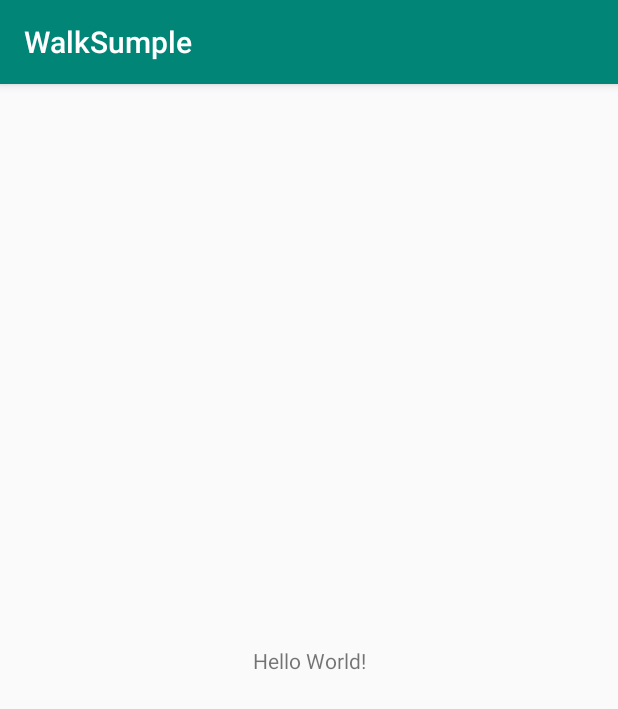
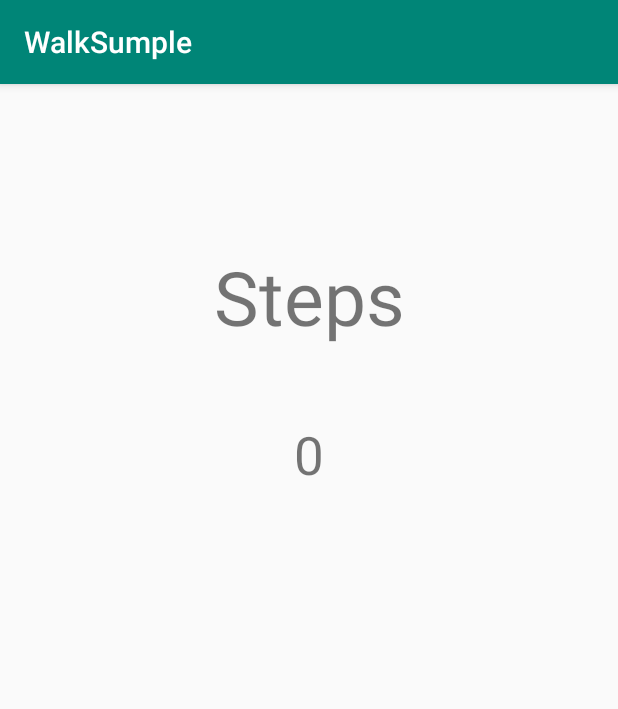
Before and after one commit to bmi36/WalkSumple, an Android app: the screen it shows after launch (MainActivity), on a phone screen of 412 x 824 dp. Shown: the top 709 px of the screen. Run offline under Robolectric (Android 15) with nearby library versions, the phone set to English and light mode, and no system bars.

Commit message:
センサー周り

```diff
--- a/app/src/main/java/com/example/walksumple/MainActivity.kt
+++ b/app/src/main/java/com/example/walksumple/MainActivity.kt
@@ -2,65 +2,52 @@ package com.example.walksumple
 
 import android.content.Context
 import android.hardware.Sensor
-import android.hardware.Sensor.TYPE_STEP_DETECTOR
 import android.hardware.SensorEvent
 import android.hardware.SensorEventListener
 import android.hardware.SensorManager
+import android.os.Bundle
+import android.util.Log
 import androidx.appcompat.app.AppCompatActivity
-import android.os.Bundle
 import kotlinx.android.synthetic.main.activity_main.*
 
 class MainActivity : AppCompatActivity(), SensorEventListener {
 
-    private lateinit var mSensorManager: SensorManager
-    private lateinit var mStepDetectorManager: Sensor
-    private lateinit var mStemCanterSensor: Sensor
+    private  var mSensorManager: SensorManager? = null
+    private var mStepDetectorSensor: Sensor? = null
+    private var mStepConterSensor: Sensor? = null
 
     override fun onCreate(savedInstanceState: Bundle?) {
         super.onCreate(savedInstanceState)
         setContentView(R.layout.activity_main)
 
         mSensorManager = getSystemService(Context.SENSOR_SERVICE) as SensorManager
-
-        mStepDetectorManager = mSensorManager.getDefaultSensor(TYPE_STEP_DETECTOR)
-
-        mStemCanterSensor = mSensorManager.getDefaultSensor(Sensor.TYPE_STEP_COUNTER)
+        mStepDetectorSensor = mSensorManager?.getDefaultSensor(Sensor.TYPE_STEP_DETECTOR)
+        mStepConterSensor = mSensorManager?.getDefaultSensor(Sensor.TYPE_STEP_COUNTER)
     }
 
-    override fun onAccuracyChanged(sensor: Sensor?, accuracy: Int) {
-//        accuracyに変更があったときの処理
-    }
+    override fun onAccuracyChanged(sensor: Sensor?, accuracy: Int){}
 
-    override fun onSensorChanged(event: SensorEvent?) {
-        if (event != null) {
-            val sensor = event.sensor
-            val values = event.values
-            val timestamp = event.timestamp
-            if (sensor.type == Sensor.TYPE_STEP_COUNTER) {
-                textView.text = values[0].toString()
-            }
+    override fun onSensorChanged(event: SensorEvent) {
+        val sensor = event.sensor
+        val value = event.values
+        val teimeStamp = event.timestamp
+
+        if (sensor.type == Sensor.TYPE_STEP_COUNTER) {
+            Log.d("test", value[0].toString())
         }
     }
 
     override fun onResume() {
         super.onResume()
-        mSensorManager.registerListener(
-            this,
-            mStemCanterSensor,
-            SensorManager.SENSOR_DELAY_NORMAL
-        )
+        mSensorManager?.registerListener(this, mStepConterSensor, SensorManager.SENSOR_DELAY_NORMAL)
 
-        mSensorManager.registerListener(
-            this,
-            mStepDetectorManager,
-            SensorManager.SENSOR_DELAY_NORMAL
-        )
-
+        mSensorManager?.registerListener(this,mStepDetectorSensor, SensorManager.SENSOR_DELAY_NORMAL)
     }
 
-    override fun onPause() {
-        super.onPause()
-        mSensorManager.unregisterListener(this,mStemCanterSensor)
-        mSensorManager.unregisterListener(this,mStepDetectorManager)
+    override fun onStop() {
+        super.onStop()
+
+        mSensorManager?.unregisterListener(this,mStepConterSensor)
+        mSensorManager?.unregisterListener(this,mStepDetectorSensor)
     }
 }
--- a/app/src/main/res/layout/activity_main.xml
+++ b/app/src/main/res/layout/activity_main.xml
@@ -7,13 +7,29 @@
     tools:context=".MainActivity">
 
     <TextView
-        android:id="@+id/textView"
+        android:id="@+id/stepsLbl"
         android:layout_width="wrap_content"
         android:layout_height="wrap_content"
-        android:text="Hello World!"
-        app:layout_constraintBottom_toBottomOf="parent"
-        app:layout_constraintLeft_toLeftOf="parent"
-        app:layout_constraintRight_toRightOf="parent"
+        android:layout_marginEnd="8dp"
+        android:layout_marginStart="8dp"
+        android:layout_marginTop="108dp"
+        android:text="Steps"
+        android:textSize="50sp"
+        app:layout_constraintEnd_toEndOf="parent"
+        app:layout_constraintStart_toStartOf="parent"
         app:layout_constraintTop_toTopOf="parent" />
 
+    <TextView
+        android:id="@+id/stepsValue"
+        android:layout_width="wrap_content"
+        android:layout_height="wrap_content"
+        android:layout_marginEnd="8dp"
+        android:layout_marginStart="8dp"
+        android:layout_marginTop="48dp"
+        android:text="0"
+        android:textSize="35sp"
+        app:layout_constraintEnd_toEndOf="parent"
+        app:layout_constraintStart_toStartOf="parent"
+        app:layout_constraintTop_toBottomOf="@+id/stepsLbl" />
+
 </androidx.constraintlayout.widget.ConstraintLayout>
```
